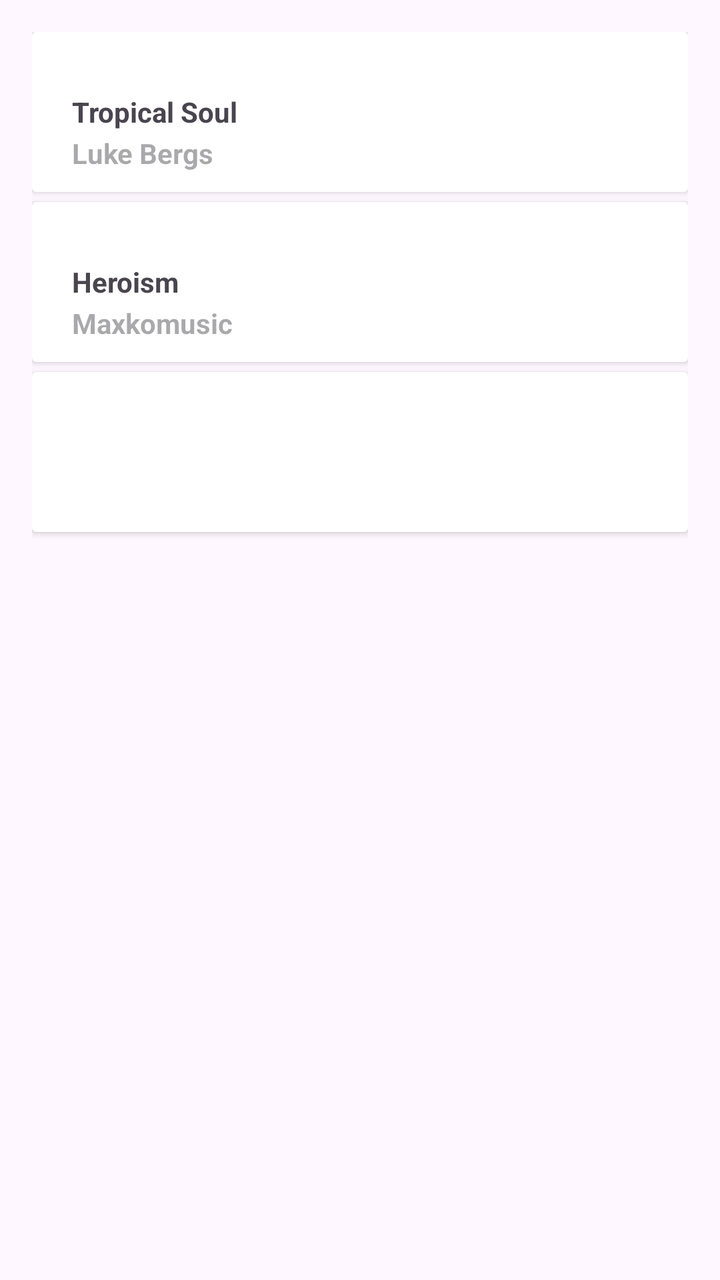
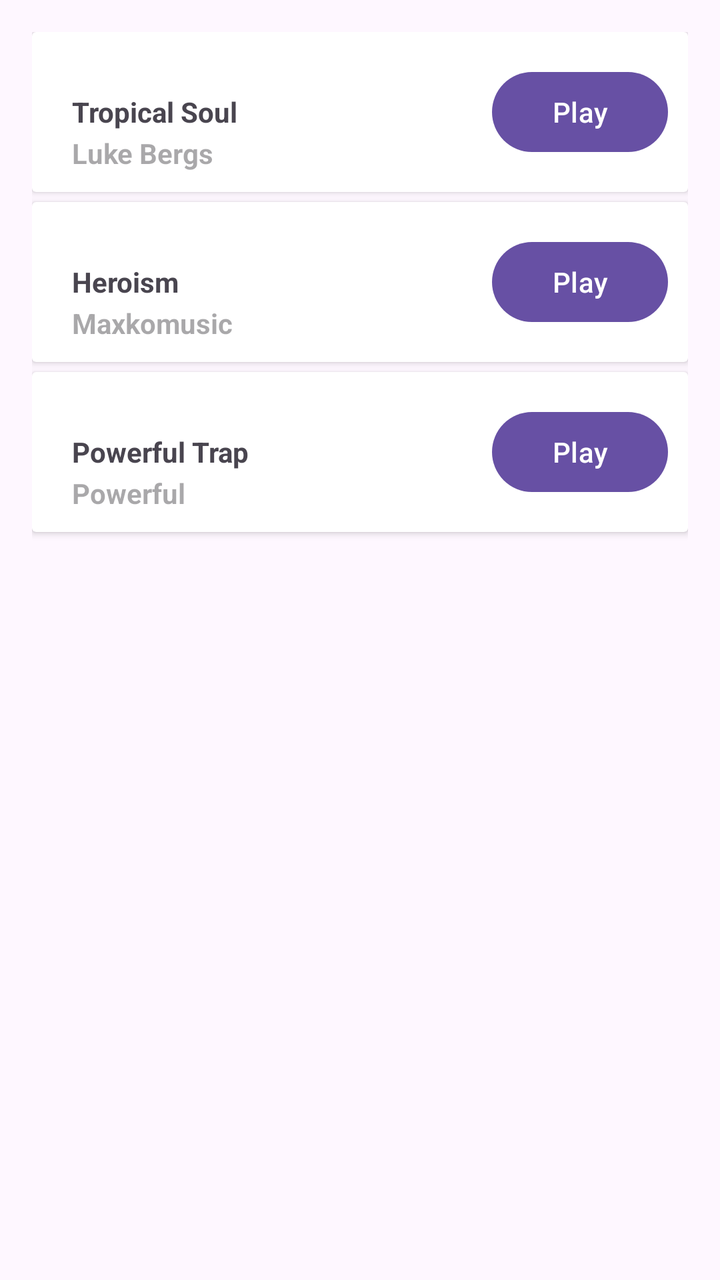

Screens rendered from an Android XML layout before and after an edit, with the pre-edit source and the edit as a unified diff.
<!-- AndroidManifest.xml: application theme Theme.Lab1MusicPlayer -->
<!-- res/layout/activity_main.xml -->
<?xml version="1.0" encoding="utf-8"?>
<LinearLayout xmlns:android="http://schemas.android.com/apk/res/android"
    xmlns:app="http://schemas.android.com/apk/res-auto"
    xmlns:tools="http://schemas.android.com/tools"
    android:id="@+id/main"
    android:layout_width="match_parent"
    android:layout_height="match_parent"
    android:orientation="vertical"
    android:padding="16dp"
    tools:context=".MainActivity">

    <androidx.cardview.widget.CardView
        android:layout_width="match_parent"
        android:layout_height="80dp"
        android:layout_marginBottom="5dp"
        android:layout_gravity="top">

        <TextView
            android:id="@+id/textView"
            android:layout_width="wrap_content"
            android:layout_height="wrap_content"
            android:text="@string/tropical_soul"
            android:paddingStart="20dp"
            android:paddingEnd="0dp"
            android:textStyle="bold"
            android:layout_gravity="start|center"/>

        <TextView
            android:id="@+id/textView2"
            android:layout_width="wrap_content"
            android:layout_height="wrap_content"

            android:hint="Luke Bergs"
            android:textStyle="bold"
            android:layout_gravity="bottom"
            android:paddingStart="20dp"
            android:paddingEnd="0dp"
            android:paddingBottom="10dp"/>
    </androidx.cardview.widget.CardView>

    <androidx.cardview.widget.CardView
        android:layout_width="match_parent"
        android:layout_height="80dp"
        android:layout_marginBottom="5dp"
        android:layout_gravity="top">

        <TextView
            android:id="@+id/heroism"
            android:layout_width="wrap_content"
            android:layout_height="wrap_content"
            android:layout_gravity="start|center"
            android:paddingStart="20dp"
            android:paddingEnd="0dp"
            android:text="Heroism"
            android:textStyle="bold" />

        <TextView
            android:id="@+id/maxkomusic"
            android:layout_width="wrap_content"
            android:layout_height="wrap_content"
            android:layout_gravity="bottom"
            android:hint="Maxkomusic"
            android:paddingStart="20dp"
            android:paddingEnd="0dp"
            android:paddingBottom="10dp"
            android:textStyle="bold" />
    </androidx.cardview.widget.CardView>


    <androidx.cardview.widget.CardView
        android:layout_width="match_parent"
        android:layout_height="80dp"
        android:layout_marginBottom="5dp"
        android:layout_gravity="top">

    </androidx.cardview.widget.CardView>

    <androidx.cardview.widget.CardView
        android:layout_width="match_parent"
        android:layout_height="80dp"
        android:layout_gravity="bottom"
        android:layout_marginTop="370dp"/>
</LinearLayout>
<!-- resources referenced by this layout -->
<resources>
  <string name="tropical_soul">Tropical Soul</string>
  <style name="Theme.Lab1MusicPlayer" parent="Base.Theme.Lab1MusicPlayer" />
  <style name="Base.Theme.Lab1MusicPlayer" parent="Theme.Material3.DayNight.NoActionBar">
          
          
      </style>
</resources>

<!-- the commit's change to res/layout/activity_main.xml (unified diff, before → after) -->
@@ -36,6 +36,14 @@
             android:paddingStart="20dp"
             android:paddingEnd="0dp"
             android:paddingBottom="10dp"/>
+
+        <Button
+            android:id="@+id/button"
+            android:layout_width="wrap_content"
+            android:layout_height="wrap_content"
+            android:text="@string/play"
+            android:layout_marginEnd="10dp"
+            android:layout_gravity="end|center"/>
     </androidx.cardview.widget.CardView>
 
     <androidx.cardview.widget.CardView
@@ -64,6 +72,14 @@
             android:paddingEnd="0dp"
             android:paddingBottom="10dp"
             android:textStyle="bold" />
+
+        <Button
+            android:id="@+id/button2"
+            android:layout_width="wrap_content"
+            android:layout_height="wrap_content"
+            android:text="@string/play"
+            android:layout_marginEnd="10dp"
+            android:layout_gravity="end|center"/>
     </androidx.cardview.widget.CardView>
 
 
@@ -73,11 +89,34 @@
         android:layout_marginBottom="5dp"
         android:layout_gravity="top">
 
+        <TextView
+            android:id="@+id/PowerfulTrap"
+            android:layout_width="wrap_content"
+            android:layout_height="wrap_content"
+            android:layout_gravity="start|center"
+            android:paddingStart="20dp"
+            android:paddingEnd="0dp"
+            android:text="Powerful Trap"
+            android:textStyle="bold" />
+
+        <TextView
+            android:id="@+id/Powerful"
+            android:layout_width="wrap_content"
+            android:layout_height="wrap_content"
+            android:layout_gravity="bottom"
+            android:hint="Powerful"
+            android:paddingStart="20dp"
+            android:paddingEnd="0dp"
+            android:paddingBottom="10dp"
+            android:textStyle="bold" />
+
+        <Button
+            android:id="@+id/button3"
+            android:layout_width="wrap_content"
+            android:layout_height="wrap_content"
+            android:text="@string/play"
+            android:layout_marginEnd="10dp"
+            android:layout_gravity="end|center"/>
     </androidx.cardview.widget.CardView>
 
-    <androidx.cardview.widget.CardView
-        android:layout_width="match_parent"
-        android:layout_height="80dp"
-        android:layout_gravity="bottom"
-        android:layout_marginTop="370dp"/>
 </LinearLayout>
<!-- resource entries referenced after the edit -->
@@ -1,5 +1,6 @@
 <!-- resources referenced by this layout -->
 <resources>
+  <string name="play">Play</string>
   <string name="tropical_soul">Tropical Soul</string>
   <style name="Theme.Lab1MusicPlayer" parent="Base.Theme.Lab1MusicPlayer" />
   <style name="Base.Theme.Lab1MusicPlayer" parent="Theme.Material3.DayNight.NoActionBar">
